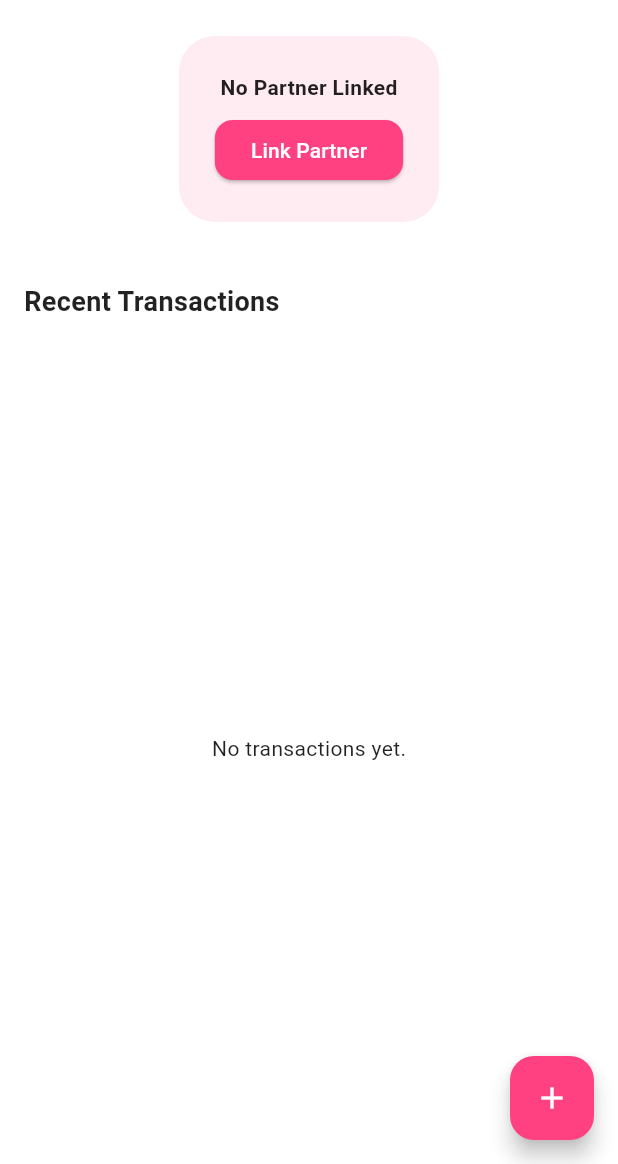
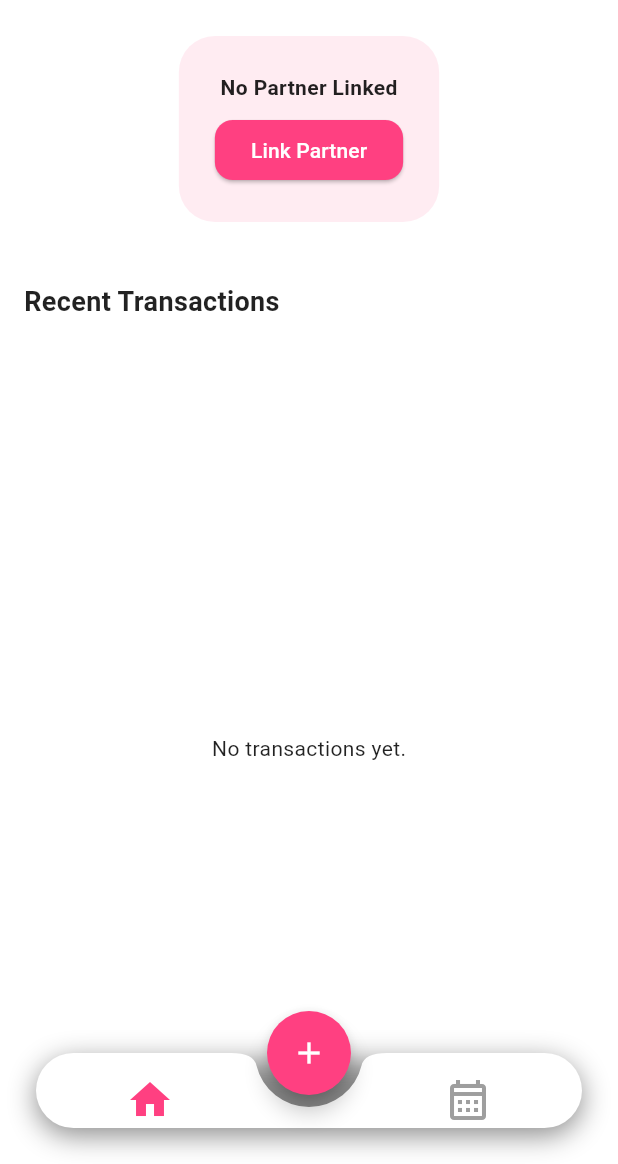
Before and after one commit to ilayloww/coupleBalance, a Flutter app: the screen it shows once a user with an empty profile is signed in, on a phone screen of 412 x 824 dp, the part 72-1236 px from its top. Run offline on Flutter 3.47's test engine with Material 3 defaults, Android fonts, the light colour scheme and no system bars; our stand-ins replace cached_network_image, cloud_firestore, device_info_plus, dio, firebase_auth, firebase_core and 8 more; accounts and stored records are empty; generated files the repository leaves out were written again; network calls fail.

Commit message:
add navigation bar

```diff
--- a/lib/config/theme.dart
+++ b/lib/config/theme.dart
@@ -51,6 +51,9 @@ class AppTheme {
           borderRadius: BorderRadius.circular(12),
           borderSide: BorderSide(color: seedColor, width: 2),
         ),
+      ),
+      snackBarTheme: const SnackBarThemeData(
+        behavior: SnackBarBehavior.floating,
       ),
       textTheme: const TextTheme(
         bodySmall: TextStyle(color: Colors.black54),
@@ -132,6 +135,7 @@ class AppTheme {
       snackBarTheme: const SnackBarThemeData(
         backgroundColor: Color(0xFF333333),
         contentTextStyle: TextStyle(color: Colors.white),
+        behavior: SnackBarBehavior.floating,
       ),
     );
   }
--- a/lib/main.dart
+++ b/lib/main.dart
@@ -11,6 +11,7 @@ import 'services/theme_service.dart';
 import 'services/localization_service.dart';
 import 'config/theme.dart';
 import 'screens/home_screen.dart';
+import 'screens/main_screen.dart'; // Add this
 import 'screens/login_screen.dart';
 import 'screens/email_verification_screen.dart';
 
@@ -199,6 +200,6 @@ class _AuthWrapperState extends State<AuthWrapper> {
       return const EmailVerificationScreen();
     }
 
-    return const HomeScreen();
+    return const MainScreen();
   }
 }
--- a/lib/screens/calendar_screen.dart
+++ b/lib/screens/calendar_screen.dart
@@ -124,9 +124,35 @@ class _CalendarScreenState extends State<CalendarScreen> {
         .catchError((e) {
           debugPrint('Error fetching transactions: $e');
           if (mounted) {
-            ScaffoldMessenger.of(
-              context,
-            ).showSnackBar(SnackBar(content: Text('Error: $e')));
+            String errorMessage = 'Error: $e';
+            if (e.toString().contains('failed-precondition') ||
+                e.toString().contains('index')) {
+              errorMessage =
+                  'Missing Database Index. Please check your terminal for the link to create it.';
+              // Show a more prominent dialog for this specific error
+              showDialog(
+                context: context,
+                builder: (context) => AlertDialog(
+                  title: const Text('Missing Database Index'),
+                  content: const Text(
+                    'The app is missing a required database index. \n\n'
+                    'Please check your terminal/debug console logs. There will be a link starting with "https://console.firebase.google.com...". \n\n'
+                    'Click that link to create the index automatically.',
+                  ),
+                  actions: [
+                    TextButton(
+                      onPressed: () => Navigator.pop(context),
+                      child: const Text('OK'),
+                    ),
+                  ],
+                ),
+              );
+            } else {
+              ScaffoldMessenger.of(
+                context,
+              ).showSnackBar(SnackBar(content: Text(errorMessage)));
+            }
+
             setState(() {
               _isLoading = false;
             });
--- a/lib/screens/home_screen.dart
+++ b/lib/screens/home_screen.dart
@@ -7,7 +7,6 @@ import 'package:intl/intl.dart';
 import 'package:cached_network_image/cached_network_image.dart';
 import '../models/transaction_model.dart';
 import '../services/auth_service.dart';
-import 'add_expense_screen.dart';
 import 'partner_link_screen.dart';
 import 'profile_screen.dart';
 import 'partner_profile_screen.dart';
@@ -16,8 +15,6 @@ import '../viewmodels/settlement_viewmodel.dart';
 import 'partner_list_screen.dart';
 import 'transaction_detail_screen.dart';
 import '../models/user_model.dart';
-import 'calendar_screen.dart'; // Add import
-
 import '../services/notification_service.dart';
 import '../services/theme_service.dart';
 import '../services/update_service.dart';
@@ -116,22 +113,6 @@ class _HomeScreenState extends State<HomeScreen> {
             // backgroundColor: handled by Theme
             elevation: 0,
             actions: [
-              if (hasPartner)
-                IconButton(
-                  icon: const Icon(Icons.calendar_month),
-                  tooltip: 'Calendar',
-                  onPressed: () {
-                    Navigator.push(
-                      context,
-                      MaterialPageRoute(
-                        builder: (_) => CalendarScreen(
-                          userUid: user.uid,
-                          partnerUid: selectedPartnerId,
-                        ),
-                      ),
-                    );
-                  },
-                ),
               StreamBuilder<DocumentSnapshot>(
                 stream: FirebaseFirestore.instance
                     .collection('users')
@@ -213,42 +194,6 @@ class _HomeScreenState extends State<HomeScreen> {
                 ),
               ),
             ],
-          ),
-          floatingActionButton: FloatingActionButton(
-            onPressed: () {
-              if (selectedPartnerId == null) {
-                ScaffoldMessenger.of(context).showSnackBar(
-                  SnackBar(
-                    content: Text(
-                      AppLocalizations.of(context)!.pleaseLinkPartnerFirst,
-                    ),
-                    action: SnackBarAction(
-                      label: AppLocalizations.of(context)!.linkPartner,
-                      onPressed: () {
-                        Navigator.push(
-                          context,
-                          MaterialPageRoute(
-                            builder: (_) => const PartnerListScreen(),
-                          ),
-                        );
-                      },
-                    ),
-                  ),
-                );
-                return;
-              }
-              Navigator.push(
-                context,
-                MaterialPageRoute(
-                  builder: (_) =>
-                      AddExpenseScreen(partnerUid: selectedPartnerId),
-                ),
-              );
-            },
-            backgroundColor: Theme.of(
-              context,
-            ).floatingActionButtonTheme.backgroundColor,
-            child: const Icon(Icons.add),
           ),
         );
       },
@@ -363,6 +308,7 @@ class _BalanceCardState extends State<_BalanceCard> {
             for (var doc in docs) {
               final data = doc.data() as Map<String, dynamic>;
               if (data['isSettled'] == true) continue; // Skip settled
+              if (data['isDeleted'] == true) continue; // Skip deleted
 
               final sender = data['senderUid'];
               final receiver = data['receiverUid'];
--- /dev/null
+++ b/lib/screens/main_screen.dart
@@ -0,0 +1,201 @@
+import 'package:flutter/material.dart';
+import 'package:provider/provider.dart';
+import 'package:couple_balance/l10n/app_localizations.dart';
+import '../services/auth_service.dart';
+
+import 'home_screen.dart';
+import 'calendar_screen.dart';
+import 'add_expense_screen.dart';
+import 'partner_list_screen.dart';
+
+class MainScreen extends StatefulWidget {
+  const MainScreen({super.key});
+
+  @override
+  State<MainScreen> createState() => _MainScreenState();
+}
+
+class _MainScreenState extends State<MainScreen> {
+  int _currentIndex = 0;
+
+  @override
+  Widget build(BuildContext context) {
+    return Consumer<AuthService>(
+      builder: (context, authService, child) {
+        final user = authService.currentUser;
+        if (user == null) {
+          return const Scaffold(
+            body: Center(child: CircularProgressIndicator()),
+          );
+        }
+
+        final selectedPartnerId = authService.selectedPartnerId;
+
+        final pages = [
+          const HomeScreen(),
+          CalendarScreen(
+            userUid: user.uid,
+            partnerUid: selectedPartnerId ?? '',
+          ),
+        ];
+
+        return Scaffold(
+          extendBody: true, // Required for transparent notch
+          // IndexedStack preserves state of pages (scrolling, input, etc.)
+          // IndexedStack preserves state of pages (scrolling, input, etc.)
+          body: IndexedStack(index: _currentIndex, children: pages),
+          floatingActionButton: FloatingActionButton(
+            onPressed: () {
+              if (selectedPartnerId == null) {
+                ScaffoldMessenger.of(context).showSnackBar(
+                  SnackBar(
+                    content: Text(
+                      AppLocalizations.of(context)!.pleaseLinkPartnerFirst,
+                    ),
+                    action: SnackBarAction(
+                      label: AppLocalizations.of(context)!.linkPartner,
+                      onPressed: () {
+                        Navigator.push(
+                          context,
+                          MaterialPageRoute(
+                            builder: (_) => const PartnerListScreen(),
+                          ),
+                        );
+                      },
+                    ),
+                  ),
+                );
+                return;
+              }
+              Navigator.push(
+                context,
+                MaterialPageRoute(
+                  builder: (_) =>
+                      AddExpenseScreen(partnerUid: selectedPartnerId),
+                ),
+              );
+            },
+            shape: const CircleBorder(), // Force circular shape
+            // The FAB color is handled by the Theme (floatingActionButtonTheme)
+            child: const Icon(Icons.add),
+          ),
+          floatingActionButtonLocation:
+              FloatingActionButtonLocation.centerDocked,
+          bottomNavigationBar: Padding(
+            padding: const EdgeInsets.only(left: 24, right: 24, bottom: 24),
+            child: DecoratedBox(
+              decoration: BoxDecoration(
+                borderRadius: BorderRadius.circular(32),
+                boxShadow: const [
+                  BoxShadow(
+                    color: Colors.black45, // Increased strength
+                    blurRadius: 15,
+                    offset: Offset(0, 5),
+                  ),
+                ],
+              ),
+              child: ClipRRect(
+                borderRadius: BorderRadius.circular(32),
+                child: BottomAppBar(
+                  color: Theme.of(context).brightness == Brightness.light
+                      ? Colors
+                            .white // White bar with shadow for floating look
+                      : Theme.of(context).colorScheme.surfaceContainerHighest,
+                  shape: const CenteredCircularNotchedRectangle(),
+                  notchMargin: 8.0,
+                  height: 50,
+                  padding: EdgeInsets.zero,
+                  child: Row(
+                    children: [
+                      Expanded(
+                        child: Center(
+                          child: Transform.translate(
+                            offset: const Offset(
+                              0,
+                              6,
+                            ), // Visual centering adjustment
+                            child: IconButton(
+                              padding: EdgeInsets.zero,
+                              constraints: const BoxConstraints(),
+                              icon: Icon(
+                                _currentIndex == 0
+                                    ? Icons.home
+                                    : Icons.home_outlined,
+                              ),
+                              iconSize: 32,
+                              color: _currentIndex == 0
+                                  ? Theme.of(context).colorScheme.primary
+                                  : Colors.grey,
+                              tooltip: 'Home',
+                              onPressed: () {
+                                if (_currentIndex != 0) {
+                                  setState(() {
+                                    _currentIndex = 0;
+                                  });
+                                }
+                              },
+                            ),
+                          ),
+                        ),
+                      ),
+                      // The exact center gap for the FAB
+                      const SizedBox(width: 60),
+                      Expanded(
+                        child: Center(
+                          child: Transform.translate(
+                            offset: const Offset(
+                              0,
+                              6,
+                            ), // Visual centering adjustment
+                            child: IconButton(
+                              padding: EdgeInsets.zero,
+                              constraints: const BoxConstraints(),
+                              icon: Icon(
+                                _currentIndex == 1
+                                    ? Icons.calendar_month
+                                    : Icons.calendar_month_outlined,
+                              ),
+                              iconSize: 32,
+                              color: _currentIndex == 1
+                                  ? Theme.of(context).colorScheme.primary
+                                  : Colors.grey,
+                              tooltip: 'Calendar',
+                              onPressed: () {
+                                if (_currentIndex != 1) {
+                                  setState(() {
+                                    _currentIndex = 1;
+                                  });
+                                }
+                              },
+                            ),
+                          ),
+                        ),
+                      ),
+                    ],
+                  ),
+                ),
+              ),
+            ),
+          ),
+        );
+      },
+    );
+  }
+}
+
+class CenteredCircularNotchedRectangle extends CircularNotchedRectangle {
+  const CenteredCircularNotchedRectangle();
+
+  @override
+  Path getOuterPath(Rect host, Rect? guest) {
+    if (guest == null || !host.overlaps(guest)) {
+      return super.getOuterPath(host, guest);
+    }
+
+    // Force the guest rect to be centered horizontally with the host
+    final double dx = host.center.dx - guest.center.dx;
+    final Rect adjustedGuest = guest.shift(Offset(dx, 0));
+
+    return super.getOuterPath(host, adjustedGuest);
+  }
+}
```
